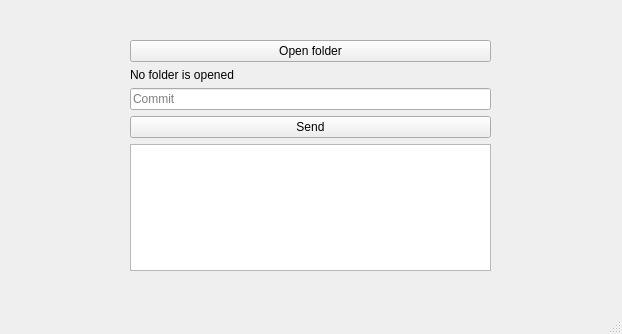
Old version of the form MainWindow.ui in the repository PickBas/git-client-qt.
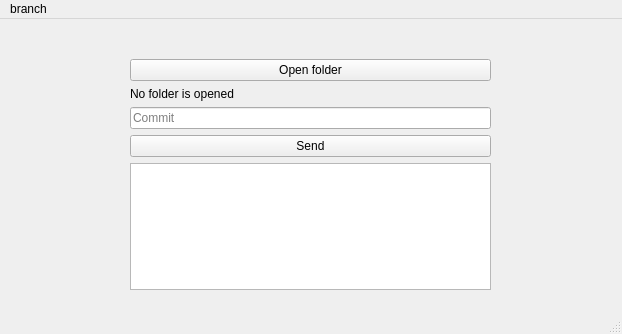
New version of the form.

Commit message: Getting branches

```diff
--- a/MainWindow.ui
+++ b/MainWindow.ui
@@ -14,7 +14,7 @@
    <string>MainWindow</string>
   </property>
   <widget class="QWidget" name="centralwidget">
-   <widget class="QWidget" name="">
+   <widget class="QWidget" name="layoutWidget">
     <property name="geometry">
      <rect>
       <x>130</x>
@@ -68,9 +68,15 @@
      <x>0</x>
      <y>0</y>
      <width>622</width>
-     <height>22</height>
+     <height>21</height>
     </rect>
    </property>
+   <widget class="QMenu" name="menubranch">
+    <property name="title">
+     <string>branch</string>
+    </property>
+   </widget>
+   <addaction name="menubranch"/>
   </widget>
   <widget class="QStatusBar" name="statusbar"/>
  </widget>
```
The commit also changes 2 other files.
